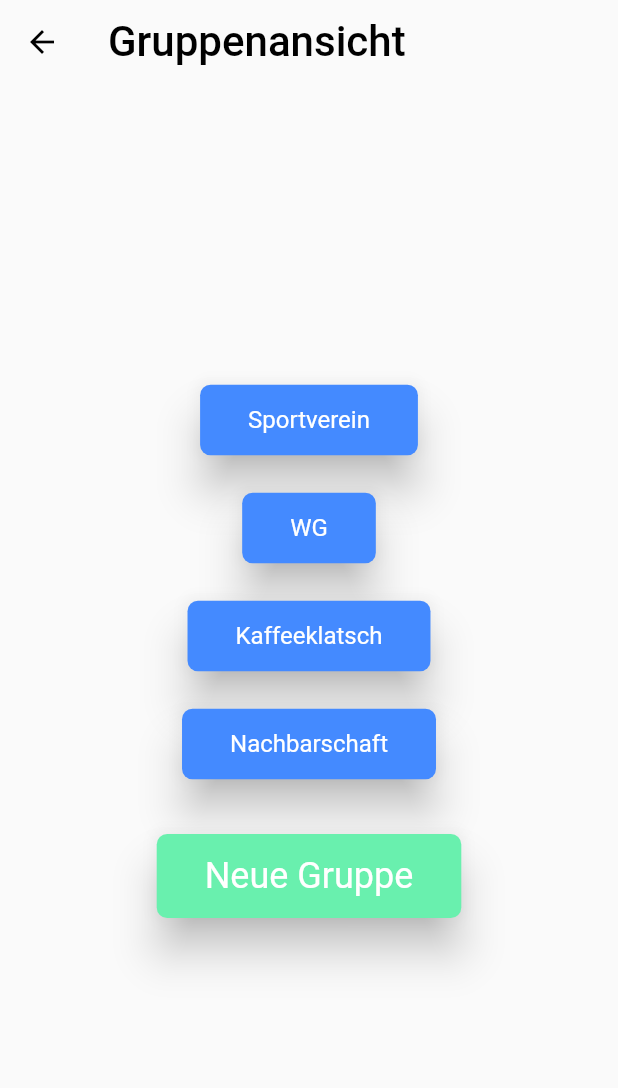
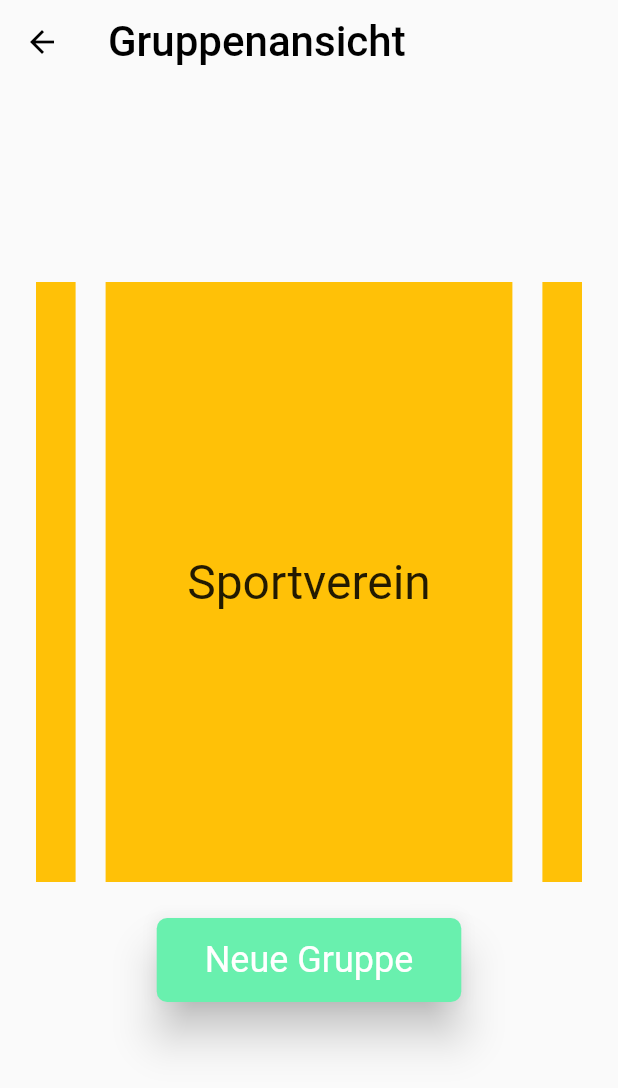
Before and after one commit to marcothuemmler/borrow-app, a Flutter app: the GroupView screen opened directly, on a phone screen of 412 x 824 dp. Shown: the top 1088 px of the screen. Run offline on Flutter 3.47's test engine with Material 2 defaults, Android fonts, the light colour scheme and no system bars; drawn by our look-alikes of carousel_slider; our stand-ins replace dio, email_validator, flutter_dotenv, flutter_riverpod, flutter_secure_storage, freezed_annotation and 2 more; accounts and stored records are empty.

Commit message:
carousel slider basically implemented

```diff
--- a/lib/views/home/group.view.dart
+++ b/lib/views/home/group.view.dart
@@ -1,7 +1,7 @@
 import 'package:flutter/material.dart';
 import 'package:flutter/src/widgets/framework.dart';
 import 'package:flutter_riverpod/flutter_riverpod.dart';
-
+import 'package:carousel_slider/carousel_slider.dart';
 import '../../common/providers.dart';
 
 const exampleGroups = ["Sportverein", "WG", "Kaffeeklatsch", "Nachbarschaft"];
@@ -44,8 +44,25 @@ class _LoginViewState extends ConsumerState<GroupView> {
               mainAxisAlignment: MainAxisAlignment.center,
               mainAxisSize: MainAxisSize.min,
               children: [
-                Column(
-                  children: createWidgets(Colors.blueAccent, 12.0, 16.0),
+                CarouselSlider(
+                  options: CarouselOptions(height: 400),
+                  items: exampleGroups.map((s) {
+                    return Builder(
+                      builder: (BuildContext context) {
+                        return Container(
+                            width: MediaQuery.of(context).size.width,
+                            height: MediaQuery.of(context).size.height,
+                            margin: const EdgeInsets.symmetric(horizontal: 10.0),
+                            decoration: const BoxDecoration(
+                                color: Colors.amber,
+                            ),
+                            child: Center(
+                                child: Text(s, style: const TextStyle(fontSize: 32.0)
+                            ),)
+                        );
+                      },
+                    );
+                  }).toList(),
                 ),
                 buttonWidget("Neue Gruppe", Colors.greenAccent, 24.0, 24.0),
               ],
@@ -55,14 +72,6 @@ class _LoginViewState extends ConsumerState<GroupView> {
       ),
     );
   }
-}
-
-List<Widget> createWidgets(MaterialAccentColor color, double padding, double fontsize) {
-  var l = <Widget>[];
-  for (var s in exampleGroups) {l.add(
-    buttonWidget(s, color, padding, fontsize),
-  );}
-  return l;
 }
 
 Widget buttonWidget(String s, MaterialAccentColor c, double padding, double fontsize) {
--- a/pubspec.yaml
+++ b/pubspec.yaml
@@ -43,6 +43,7 @@ dependencies:
   email_validator: ^2.1.16
   flutter_secure_storage: ^8.0.0
   go_router: ^7.0.1
+  carousel_slider: ^4.2.1
 
 dev_dependencies:
   flutter_test:
```
Also changed, not shown: pubspec.lock.
